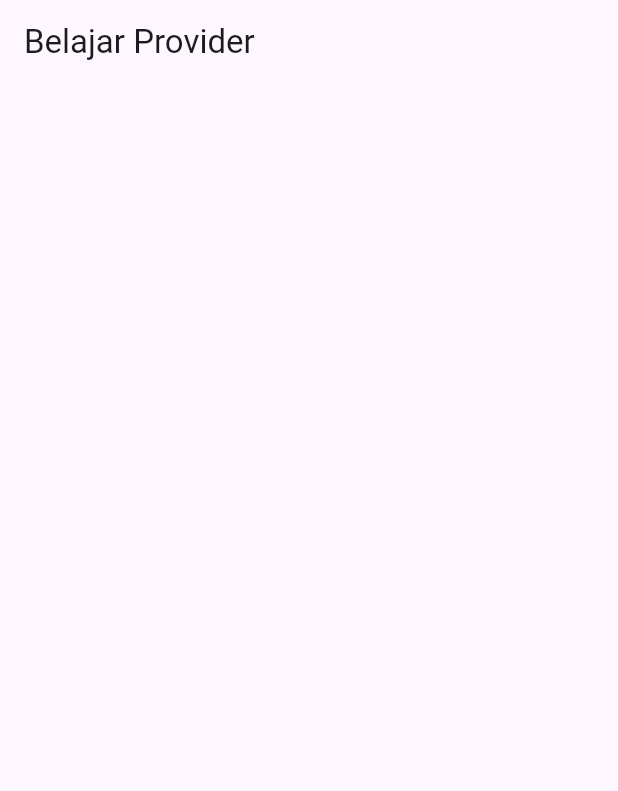
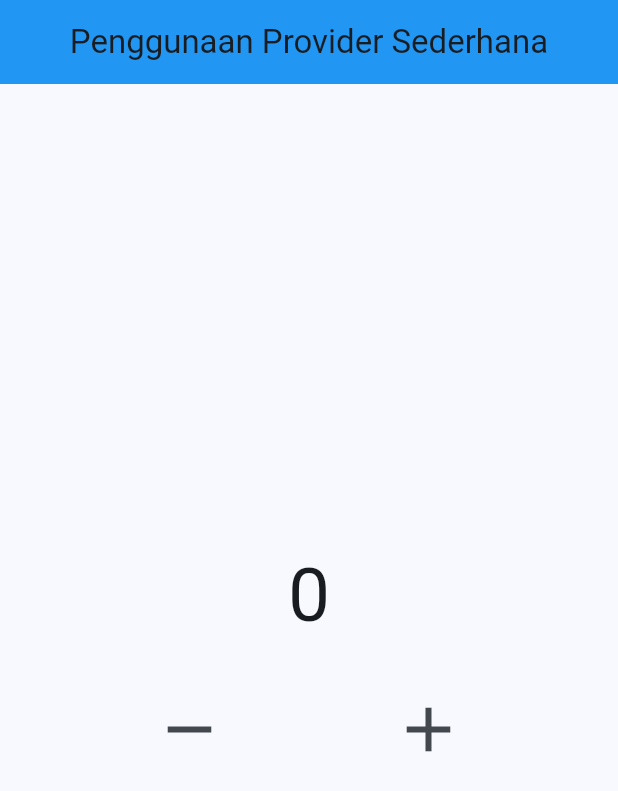
Before and after one commit to KenzoSebastian/belajar-flutter, a Flutter app: the screen it shows after launch, on a phone screen of 412 x 824 dp. Shown: the top 791 px of the screen. Run offline on Flutter 3.47's test engine with Material 3 defaults, Android fonts, the phone set to English and light mode, and no system bars.

Commit message:
provider sederhana

```diff
--- /dev/null
+++ b/lib/homePage.dart
@@ -0,0 +1,60 @@
+import 'package:belajar_flutter/provider/counter.dart';
+import 'package:flutter/material.dart';
+import 'package:provider/provider.dart';
+
+class HomePage extends StatelessWidget {
+  const HomePage({super.key});
+
+  @override
+  Widget build(BuildContext context) {
+    final dataCounter = Provider.of<Counter>(context, listen: false);
+    return Scaffold(
+      appBar: AppBar(
+        title: const Text('Penggunaan Provider Sederhana'),
+      ),
+      body: Column(
+        mainAxisAlignment: MainAxisAlignment.center,
+        children: [
+          Consumer<Counter>(
+            builder: (context, value, child) => Text(
+              value.counter.toString(),
+              style: const TextStyle(fontSize: 50),
+            ),
+          ),
+          const SizedBox(height: 20),
+          Row(
+            mainAxisAlignment: MainAxisAlignment.spaceEvenly,
+            children: [
+              IconButton(
+                onPressed: () {
+                  dataCounter.decrement();
+                  (dataCounter.showSnackbar)
+                      ? ScaffoldMessenger.of(context).showSnackBar(
+                          const SnackBar(
+                              content: Text('Counter tidak boleh minus'),
+                              duration: Duration(milliseconds: 500),
+                              backgroundColor: Colors.redAccent,
+                              ))
+                      : null;
+                },
+                icon: const Icon(Icons.remove),
+                style: const ButtonStyle(
+                  iconSize: WidgetStatePropertyAll(50),
+                ),
+              ),
+              IconButton(
+                onPressed: () {
+                  dataCounter.increment();
+                },
+                icon: const Icon(Icons.add),
+                style: const ButtonStyle(
+                  iconSize: WidgetStatePropertyAll(50),
+                ),
+              ),
+            ],
+          )
+        ],
+      ),
+    );
+  }
+}
--- a/lib/main.dart
+++ b/lib/main.dart
@@ -1,3 +1,7 @@
+import './provider/counter.dart';
+import 'package:provider/provider.dart';
+
+import './homePage.dart';
 import 'package:flutter/material.dart';
 
 void main() {
@@ -10,13 +14,21 @@ class MyApp extends StatelessWidget {
   @override
   Widget build(BuildContext context) {
     return MaterialApp(
-      debugShowCheckedModeBanner: false,
-      title: 'Belajar Flutter Provider',
-      home: Scaffold(
-        appBar: AppBar(
-          title: const Text('Belajar Provider'),
+        debugShowCheckedModeBanner: false,
+        title: 'Belajar Flutter Provider',
+        theme: ThemeData(
+          colorScheme: ColorScheme.fromSeed(
+            seedColor: Colors.blue,
+          ),
+          appBarTheme: const AppBarTheme(
+            backgroundColor: Colors.blue,
+            centerTitle: true,
+          ),
+          useMaterial3: true,
         ),
-      )
-    );
+        home: ChangeNotifierProvider(
+            create: (context) => Counter(),
+            child: const HomePage()
+            ));
   }
 }
--- /dev/null
+++ b/lib/provider/counter.dart
@@ -0,0 +1,25 @@
+import 'package:flutter/material.dart';
+
+class Counter with ChangeNotifier {
+  int _counter = 0;
+  bool _showSnackbar = false;
+
+  int get counter => _counter;
+  bool get showSnackbar => _showSnackbar;
+
+  void increment() {
+    _counter++;
+    notifyListeners();
+  }
+
+  void decrement() {
+    _counter--;
+    _showSnackbar = false;
+
+    if (_counter < 0) {
+      _showSnackbar = true;
+      _counter = 0;
+    }
+    notifyListeners();
+  }
+}
--- a/pubspec.yaml
+++ b/pubspec.yaml
@@ -36,6 +36,7 @@ dependencies:
   # The following adds the Cupertino Icons font to your application.
   # Use with the CupertinoIcons class for iOS style icons.
   cupertino_icons: ^1.0.8
+  provider: ^6.1.2
 
 dev_dependencies:
   flutter_test:
```
Also changed, not shown: pubspec.lock.
